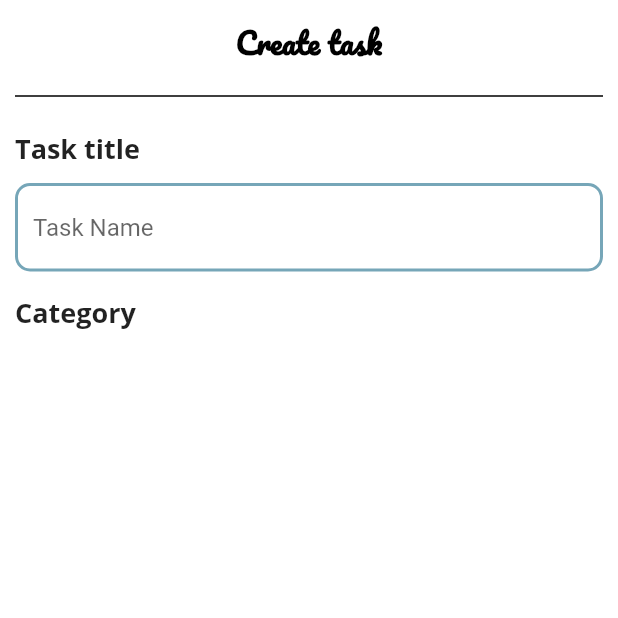
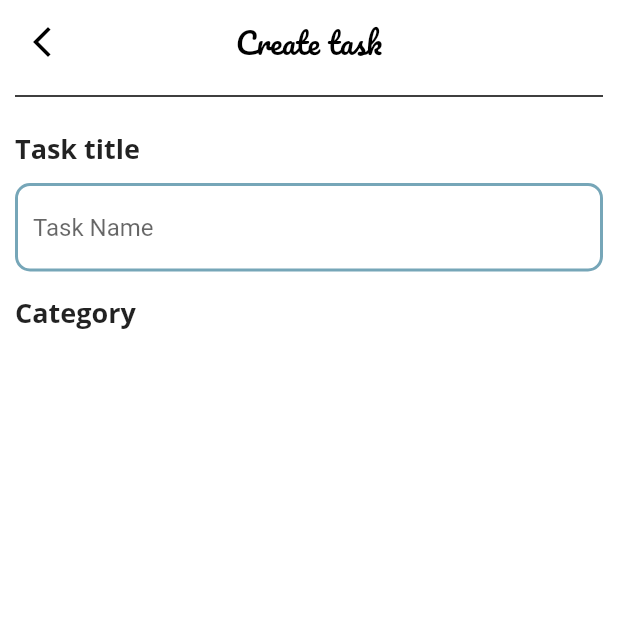
Before and after one commit to AnmolMishra-dev/Task_Manager, a Flutter app: the screen it shows after launch, on a phone screen of 412 x 824 dp, the top half of it. Run offline on Flutter 3.47's test engine with Material 2 defaults, Android fonts, the phone set to English and light mode, and no system bars; our stand-ins replace google_fonts; missing offline and left inert: dart:html, drag_and_drop_lists; key blocks and very long unbroken strings in the code were emptied for the run.

Commit message:
New Task Page

```diff
--- a/lib/screen/NewTaskAdd.dart
+++ b/lib/screen/NewTaskAdd.dart
@@ -20,9 +20,10 @@ class _NewTaskAddState extends State<NewTaskAdd> {
 
       appBar: AppBar(
         backgroundColor: ConstColor.NewTaskAppBarColor,
-        title: Text(ConstText.NewTasktitleAppBar,style: GoogleFonts.pacifico(fontWeight: FontWeight.bold,color:ConstColor.NewTaskTextAppBarColor ),),
+        title: Text(ConstText.NewTasktitleAppBar,style: GoogleFonts.pacifico(color:ConstColor.NewTaskTextAppBarColor ),),
         centerTitle: true,
         elevation: 0,
+       leading:  Icon(Icons.arrow_back_ios_new,color:Colors.black),
       ),
 
       body: Padding(
```
